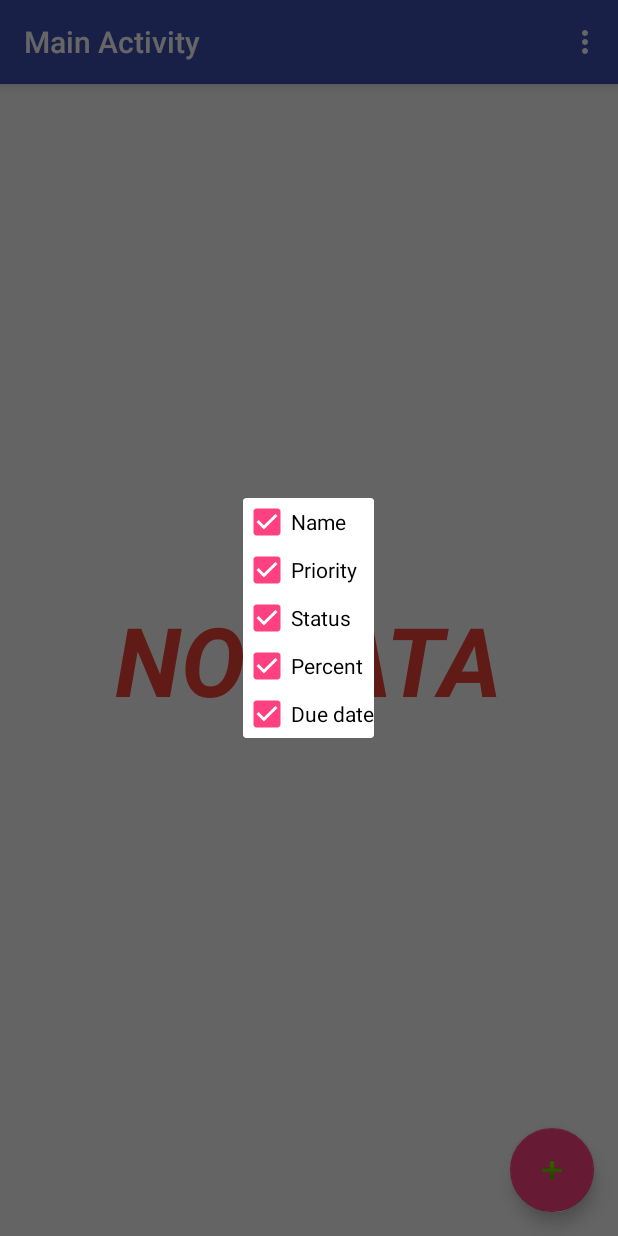
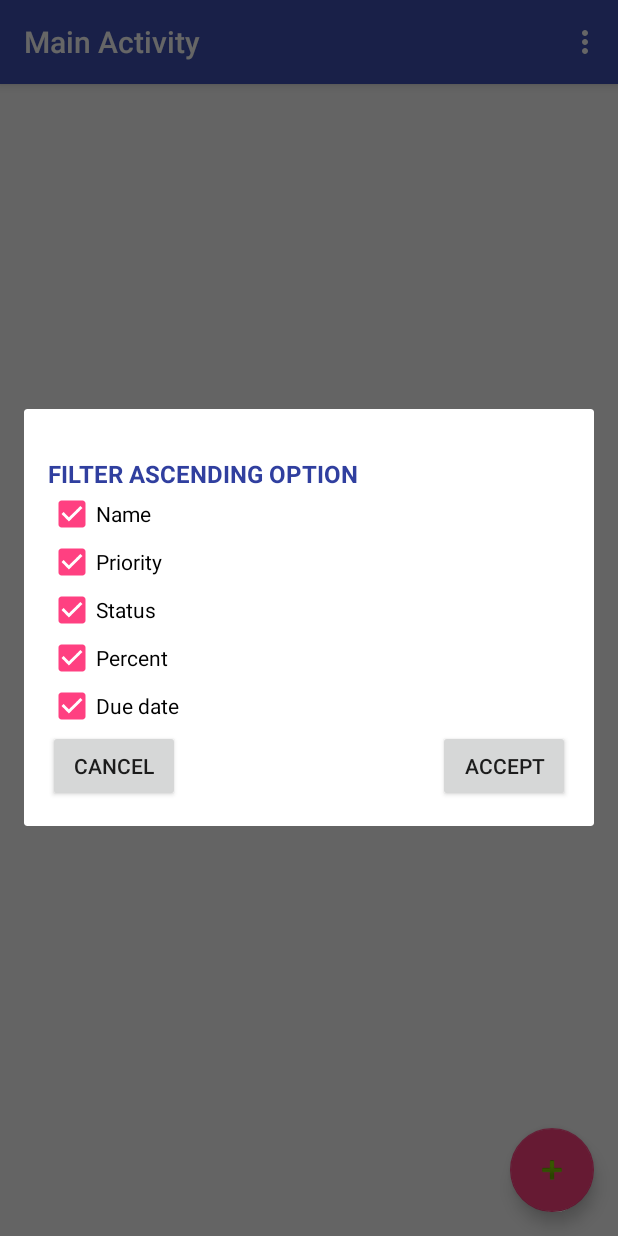
Before and after one commit to TienVNguyen/ToDoAppProject, an Android app: the screen it shows after launch (MainActivity), in the options menu, after a tap on "Filter", on a phone screen of 412 x 824 dp. Run offline under Robolectric (Android 15) with nearby library versions, the phone set to English and light mode, and no system bars; our stand-ins replace ButterKnife; plain views replace workinfo.

Commit message:
Updated Project
- Supported Filter options (finished)
- Supported OrderBy for filtering

```diff
--- a/app/src/main/java/com/training/tiennguyen/todoappproject/activities/MainActivity.java
+++ b/app/src/main/java/com/training/tiennguyen/todoappproject/activities/MainActivity.java
@@ -41,7 +41,7 @@ import butterknife.ButterKnife;
  *
  * @author TienVNguyen
  */
-public class MainActivity extends AppCompatActivity implements FilterDialogFragment.FilterDialogListener{
+public class MainActivity extends AppCompatActivity implements FilterDialogFragment.FilterDialogListener {
     @BindView(R.id.toolbar)
     protected Toolbar toolbar;
     @BindView(R.id.fab)
@@ -157,15 +157,15 @@ public class MainActivity extends AppCompatActivity implements FilterDialogFragm
         FragmentManager fragmentManager = getSupportFragmentManager();
         FragmentTransaction fragmentTransaction = fragmentManager.beginTransaction();
         Fragment fragment = fragmentManager.findFragmentByTag("dialog_fragment_filter");
-        if(fragment != null)
+        if (fragment != null)
             fragmentTransaction.remove(fragment);
         fragmentTransaction.addToBackStack(null);
+        fragmentTransaction.commit();
 
         // Create and show dialog.
         FilterDialogFragment filterDialogFragment = FilterDialogFragment.newInstance(filterModel);
-        filterDialogFragment.show(fragmentTransaction, "dialog_fragment_filter");
+        filterDialogFragment.show(fragmentManager, "dialog_fragment_filter");
     }
-
 
     @Override
     public void onFinishFilterDialog(FilterModel filterModel) {
--- a/app/src/main/java/com/training/tiennguyen/todoappproject/databases/TaskDBHelper.java
+++ b/app/src/main/java/com/training/tiennguyen/todoappproject/databases/TaskDBHelper.java
@@ -147,11 +147,8 @@ public class TaskDBHelper extends SQLiteOpenHelper {
                 TaskDBContract.TaskContain.COLUMN_DUE_DATE
         };
 
-        // Order By
-        final String orderBy = createOrderBy(filterModel);
-
         // Get the result
-        final Cursor cursor = sqLiteDatabase.query(TaskDBContract.TaskContain.TABLE_NAME, columns, null, null, null, null, orderBy);
+        final Cursor cursor = sqLiteDatabase.query(TaskDBContract.TaskContain.TABLE_NAME, columns, null, null, null, null, createOrderBy(filterModel));
         final List<TaskModel> resultSelect = new ArrayList<>();
         if (cursor != null && cursor.moveToFirst()) {
             do {
@@ -210,9 +207,9 @@ public class TaskDBHelper extends SQLiteOpenHelper {
         } else {
             String builder = "";
             for (String orderBy : orderByList) {
-                builder = orderBy + DatabaseConstant.COMMA_SEP;
+                builder += orderBy + DatabaseConstant.COMMA_SEP;
             }
-            return builder;
+            return builder.substring(0, builder.length() - 1);
         }
     }
 
--- a/app/src/main/java/com/training/tiennguyen/todoappproject/dialogs/FilterDialogFragment.java
+++ b/app/src/main/java/com/training/tiennguyen/todoappproject/dialogs/FilterDialogFragment.java
@@ -8,18 +8,16 @@
 package com.training.tiennguyen.todoappproject.dialogs;
 
 import android.app.Dialog;
+import android.content.DialogInterface;
 import android.os.Bundle;
-import android.os.Parcelable;
 import android.support.annotation.Nullable;
 import android.support.v4.app.DialogFragment;
-import android.view.KeyEvent;
 import android.view.LayoutInflater;
 import android.view.View;
 import android.view.ViewGroup;
 import android.view.WindowManager;
-import android.view.inputmethod.EditorInfo;
+import android.widget.Button;
 import android.widget.CheckBox;
-import android.widget.TextView;
 
 import com.training.tiennguyen.todoappproject.R;
 import com.training.tiennguyen.todoappproject.constants.VariableConstant;
@@ -34,16 +32,20 @@ import butterknife.ButterKnife;
  * @author TienVNguyen
  */
 public class FilterDialogFragment extends DialogFragment {
-    @BindView(R.id.checkbox_name_asc)
+    @BindView(R.id.ckbNameAsc)
     protected CheckBox checkBoxNameAsc;
-    @BindView(R.id.checkbox_priority_asc)
+    @BindView(R.id.ckbPriorityAsc)
     protected CheckBox checkBoxPriorityAsc;
-    @BindView(R.id.checkbox_status_asc)
+    @BindView(R.id.ckbStatusAsc)
     protected CheckBox checkBoxStatusAsc;
-    @BindView(R.id.checkbox_percent_asc)
+    @BindView(R.id.ckbPercentAsc)
     protected CheckBox checkBoxPercentAsc;
-    @BindView(R.id.checkbox_due_date_asc)
+    @BindView(R.id.ckbDueDateAsc)
     protected CheckBox checkBoxDueDateAsc;
+    @BindView(R.id.btnCancel)
+    protected Button btnCancel;
+    @BindView(R.id.btnAccept)
+    protected Button btnAccept;
 
     /**
      * Defines the listener interface with a method passing back data result.
@@ -74,29 +76,27 @@ public class FilterDialogFragment extends DialogFragment {
         return fragment;
     }
 
-    /**
-     * Send Back result
-     */
-    public void sendBackResult (){
-        FilterModel filterModel = new FilterModel();
-        filterModel.setmFilterNameAsc(checkBoxNameAsc.isChecked());
-        filterModel.setmFilterPriorityAsc(checkBoxPriorityAsc.isChecked());
-        filterModel.setmFilterStatusAsc(checkBoxStatusAsc.isChecked());
-        filterModel.setmFilterPercentAsc(checkBoxPercentAsc.isChecked());
-        filterModel.setmFilterDueDateAsc(checkBoxDueDateAsc.isChecked());
-
-        // Notice the use of `getTargetFragment` which will be set when the dialog is displayed
-        FilterDialogListener listener = (FilterDialogListener) getTargetFragment();
-        listener.onFinishFilterDialog(filterModel);
-        dismiss();
-    }
-
     @Nullable
     @Override
     public View onCreateView(LayoutInflater inflater, ViewGroup container, Bundle savedInstanceState) {
-        return inflater.inflate(R.layout.dialog_fragment_filter, container);
+        View view = inflater.inflate(R.layout.dialog_fragment_filter, container);
+        ButterKnife.bind(this, view);
 
-        //checkBoxNameAsc.setOnEditorActionListener(this);
+        btnCancel.setOnClickListener(new View.OnClickListener() {
+            @Override
+            public void onClick(View v) {
+                getDialog().dismiss();
+            }
+        });
+
+        btnAccept.setOnClickListener(new View.OnClickListener() {
+            @Override
+            public void onClick(View v) {
+                getDialog().dismiss();
+            }
+        });
+
+        return view;
     }
 
     @Override
@@ -121,5 +121,18 @@ public class FilterDialogFragment extends DialogFragment {
         dialog.getWindow().setSoftInputMode(WindowManager.LayoutParams.SOFT_INPUT_STATE_VISIBLE);
     }
 
+    @Override
+    public void onDismiss(DialogInterface dialog) {
+        final FilterModel filterModel = new FilterModel();
+        filterModel.setmFilterNameAsc(checkBoxNameAsc.isChecked());
+        filterModel.setmFilterPriorityAsc(checkBoxPriorityAsc.isChecked());
+        filterModel.setmFilterStatusAsc(checkBoxStatusAsc.isChecked());
+        filterModel.setmFilterPercentAsc(checkBoxPercentAsc.isChecked());
+        filterModel.setmFilterDueDateAsc(checkBoxDueDateAsc.isChecked());
 
+        final FilterDialogListener listener = (FilterDialogListener) getActivity();
+        listener.onFinishFilterDialog(filterModel);
+
+        super.onDismiss(dialog);
+    }
 }
--- a/app/src/main/res/layout/dialog_fragment_filter.xml
+++ b/app/src/main/res/layout/dialog_fragment_filter.xml
@@ -5,43 +5,76 @@
   ~ Written by TienVNguyen <tien.workinfo@gmail.com - tien.workinfo@icloud.com>, October 2015
   -->
 
-<LinearLayout xmlns:android="http://schemas.android.com/apk/res/android"
+<RelativeLayout xmlns:android="http://schemas.android.com/apk/res/android"
     android:layout_width="match_parent"
     android:layout_height="match_parent"
-    android:orientation="vertical">
+    android:paddingBottom="@dimen/activity_vertical_margin"
+    android:paddingLeft="@dimen/activity_horizontal_margin"
+    android:paddingRight="@dimen/activity_horizontal_margin"
+    android:paddingTop="@dimen/activity_vertical_margin">
+
+    <TextView
+        android:id="@+id/txtTitle"
+        style="@style/TextViewTitle"
+        android:layout_width="match_parent"
+        android:layout_height="wrap_content"
+        android:text="@string/title_dialog_filter" />
 
     <CheckBox
-        android:id="@+id/checkbox_name_asc"
+        android:id="@+id/ckbNameAsc"
         android:layout_width="wrap_content"
         android:layout_height="wrap_content"
+        android:layout_below="@id/txtTitle"
         android:checked="true"
         android:text="@string/text_name" />
 
     <CheckBox
-        android:id="@+id/checkbox_priority_asc"
+        android:id="@+id/ckbPriorityAsc"
         android:layout_width="wrap_content"
         android:layout_height="wrap_content"
+        android:layout_below="@+id/ckbNameAsc"
         android:checked="true"
         android:text="@string/text_priority" />
 
     <CheckBox
-        android:id="@+id/checkbox_status_asc"
+        android:id="@+id/ckbStatusAsc"
         android:layout_width="wrap_content"
         android:layout_height="wrap_content"
+        android:layout_below="@id/ckbPriorityAsc"
         android:checked="true"
         android:text="@string/text_status" />
 
     <CheckBox
-        android:id="@+id/checkbox_percent_asc"
+        android:id="@+id/ckbPercentAsc"
         android:layout_width="wrap_content"
         android:layout_height="wrap_content"
+        android:layout_below="@id/ckbStatusAsc"
         android:checked="true"
         android:text="@string/text_percent" />
 
     <CheckBox
-        android:id="@+id/checkbox_due_date_asc"
+        android:id="@+id/ckbDueDateAsc"
         android:layout_width="wrap_content"
         android:layout_height="wrap_content"
+        android:layout_below="@id/ckbPercentAsc"
         android:checked="true"
         android:text="@string/text_due_date" />
-</LinearLayout>
+
+    <Button
+        android:id="@+id/btnCancel"
+        android:layout_width="wrap_content"
+        android:layout_height="wrap_content"
+        android:layout_below="@id/ckbDueDateAsc"
+        android:text="@string/btn_cancel"
+        android:textAllCaps="true" />
+
+    <Button
+        android:id="@+id/btnAccept"
+        android:layout_width="wrap_content"
+        android:layout_height="wrap_content"
+        android:layout_alignParentEnd="true"
+        android:layout_alignParentRight="true"
+        android:layout_below="@id/ckbDueDateAsc"
+        android:text="@string/btn_accept"
+        android:textAllCaps="true" />
+</RelativeLayout>
--- a/app/src/main/res/values/strings.xml
+++ b/app/src/main/res/values/strings.xml
@@ -41,6 +41,8 @@
     <string name="btn_add">Add</string>
     <string name="btn_edit">Edit</string>
     <string name="btn_remove">Remove</string>
+    <string name="btn_cancel">Cancel</string>
+    <string name="btn_accept">Accept</string>
     <string-array name="spinner_priority">
         <item>Low</item>
         <item>Normal</item>
```
Also changed, not shown: 4 other files.
